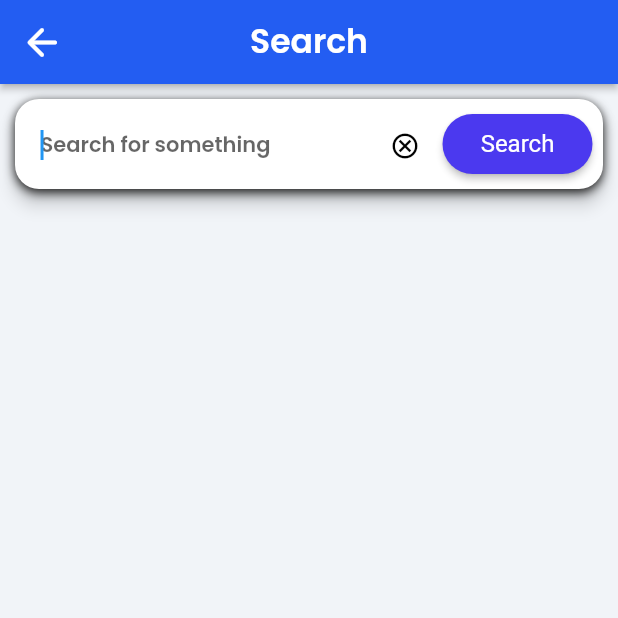
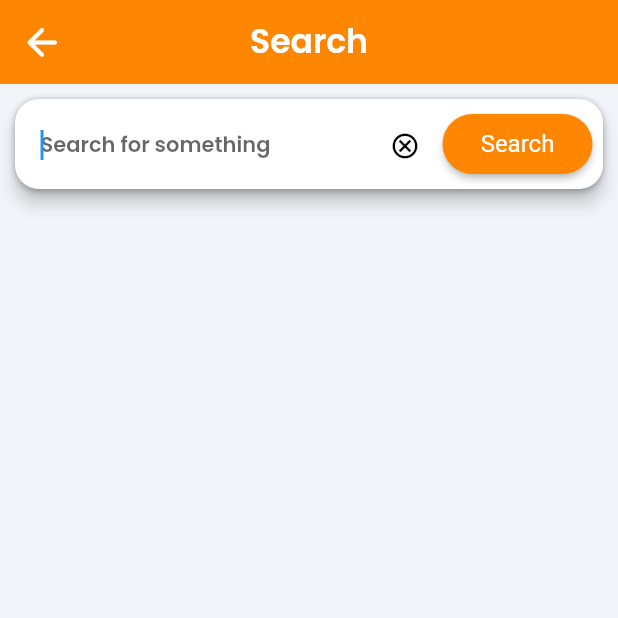
Before and after one commit to jlpmartinss/tech_shop, a Flutter app: the NavBarPage screen opened directly, after a tap on the "search" icon, on a phone screen of 412 x 824 dp, the top half of it. Run offline on Flutter 3.47's test engine with Material 2 defaults, Android fonts, the phone set to English and light mode, and no system bars; drawn by our look-alikes of auto_size_text; our stand-ins replace built_collection, built_value, cached_network_image, cloud_firestore, easy_debounce, firebase_auth and 12 more; missing offline and left inert: json_path, text_search; accounts and stored records are empty; generated files the repository leaves out were written again; network calls fail; Roboto replaces fonts that are missing (Lexend Deca).

Commit message:
Updating to latest FlutterFlow output.

```diff
--- a/lib/components/components_widget.dart
+++ b/lib/components/components_widget.dart
@@ -22,7 +22,7 @@ class _ComponentsWidgetState extends State<ComponentsWidget> {
     return Scaffold(
       key: scaffoldKey,
       appBar: AppBar(
-        backgroundColor: Color(0xFF235DF2),
+        backgroundColor: FlutterFlowTheme.of(context).primaryColor,
         automaticallyImplyLeading: false,
         leading: FlutterFlowIconButton(
           borderColor: Colors.transparent,
@@ -48,7 +48,7 @@ class _ComponentsWidgetState extends State<ComponentsWidget> {
         ),
         actions: [],
         centerTitle: true,
-        elevation: 2,
+        elevation: 0,
       ),
       backgroundColor: Color(0xFFF1F4F8),
       body: SingleChildScrollView(
@@ -218,7 +218,7 @@ class _ComponentsWidgetState extends State<ComponentsWidget> {
                                             .bodyText1
                                             .override(
                                               fontFamily: 'Lexend Deca',
-                                              color: Color(0xFF00B346),
+                                              color: Color(0xFF19A808),
                                               fontSize: 14,
                                               fontWeight: FontWeight.normal,
                                             ),
--- a/lib/computers/computers_widget.dart
+++ b/lib/computers/computers_widget.dart
@@ -28,7 +28,7 @@ class _ComputersWidgetState extends State<ComputersWidget> {
     return Scaffold(
       key: scaffoldKey,
       appBar: AppBar(
-        backgroundColor: Color(0xFF235DF2),
+        backgroundColor: FlutterFlowTheme.of(context).primaryColor,
         automaticallyImplyLeading: false,
         leading: FlutterFlowIconButton(
           borderColor: Colors.transparent,
@@ -54,7 +54,7 @@ class _ComputersWidgetState extends State<ComputersWidget> {
         ),
         actions: [],
         centerTitle: true,
-        elevation: 2,
+        elevation: 0,
       ),
       backgroundColor: Color(0xFFF1F4F8),
       body: SingleChildScrollView(
@@ -224,7 +224,7 @@ class _ComputersWidgetState extends State<ComputersWidget> {
                                             .bodyText1
                                             .override(
                                               fontFamily: 'Lexend Deca',
-                                              color: Color(0xFF00B346),
+                                              color: Color(0xFF19A808),
                                               fontSize: 14,
                                               fontWeight: FontWeight.normal,
                                             ),
--- a/lib/favourites/favourites_widget.dart
+++ b/lib/favourites/favourites_widget.dart
@@ -27,7 +27,7 @@ class _FavouritesWidgetState extends State<FavouritesWidget> {
     return Scaffold(
       key: scaffoldKey,
       appBar: AppBar(
-        backgroundColor: Color(0xFF235DF2),
+        backgroundColor: FlutterFlowTheme.of(context).primaryColor,
         automaticallyImplyLeading: false,
         leading: FlutterFlowIconButton(
           borderColor: Colors.transparent,
@@ -61,7 +61,7 @@ class _FavouritesWidgetState extends State<FavouritesWidget> {
         ),
         actions: [],
         centerTitle: true,
-        elevation: 2,
+        elevation: 0,
       ),
       backgroundColor: Colors.white,
       body: GestureDetector(
--- a/lib/home_page/home_page_widget.dart
+++ b/lib/home_page/home_page_widget.dart
@@ -25,7 +25,7 @@ class _HomePageWidgetState extends State<HomePageWidget> {
     return Scaffold(
       key: scaffoldKey,
       appBar: AppBar(
-        backgroundColor: Color(0xFF235DF2),
+        backgroundColor: FlutterFlowTheme.of(context).primaryColor,
         automaticallyImplyLeading: false,
         title: Text(
           'TechShop',
@@ -57,7 +57,7 @@ class _HomePageWidgetState extends State<HomePageWidget> {
           ),
         ],
         centerTitle: true,
-        elevation: 2,
+        elevation: 0,
       ),
       backgroundColor: Colors.white,
       body: SafeArea(
--- a/lib/laptops/laptops_widget.dart
+++ b/lib/laptops/laptops_widget.dart
@@ -28,7 +28,7 @@ class _LaptopsWidgetState extends State<LaptopsWidget> {
     return Scaffold(
       key: scaffoldKey,
       appBar: AppBar(
-        backgroundColor: Color(0xFF235DF2),
+        backgroundColor: FlutterFlowTheme.of(context).primaryColor,
         automaticallyImplyLeading: false,
         leading: FlutterFlowIconButton(
           borderColor: Colors.transparent,
@@ -54,7 +54,7 @@ class _LaptopsWidgetState extends State<LaptopsWidget> {
         ),
         actions: [],
         centerTitle: true,
-        elevation: 2,
+        elevation: 0,
       ),
       backgroundColor: Color(0xFFF1F4F8),
       body: SingleChildScrollView(
@@ -195,7 +195,7 @@ class _LaptopsWidgetState extends State<LaptopsWidget> {
                                             .bodyText1
                                             .override(
                                               fontFamily: 'Lexend Deca',
-                                              color: Color(0xFF00B346),
+                                              color: Color(0xFF19A808),
                                               fontSize: 14,
                                               fontWeight: FontWeight.normal,
                                             ),
--- a/lib/main.dart
+++ b/lib/main.dart
@@ -126,9 +126,9 @@ class _NavBarPageState extends State<NavBarPage> {
       bottomNavigationBar: BottomNavigationBar(
         currentIndex: currentIndex,
         onTap: (i) => setState(() => _currentPage = tabs.keys.toList()[i]),
-        backgroundColor: Color(0x7FFFFFFF),
-        selectedItemColor: Color(0xFF235DF2),
-        unselectedItemColor: Color(0xD9000000),
+        backgroundColor: Colors.white,
+        selectedItemColor: FlutterFlowTheme.of(context).primaryColor,
+        unselectedItemColor: Color(0xFF191919),
         showSelectedLabels: true,
         showUnselectedLabels: true,
         type: BottomNavigationBarType.fixed,
--- a/lib/search_page/search_page_widget.dart
+++ b/lib/search_page/search_page_widget.dart
@@ -37,7 +37,7 @@ class _SearchPageWidgetState extends State<SearchPageWidget> {
     return Scaffold(
       key: scaffoldKey,
       appBar: AppBar(
-        backgroundColor: Color(0xFF235DF2),
+        backgroundColor: FlutterFlowTheme.of(context).primaryColor,
         automaticallyImplyLeading: false,
         leading: FlutterFlowIconButton(
           borderColor: Colors.transparent,
@@ -63,7 +63,7 @@ class _SearchPageWidgetState extends State<SearchPageWidget> {
         ),
         actions: [],
         centerTitle: true,
-        elevation: 2,
+        elevation: 0,
       ),
       backgroundColor: FlutterFlowTheme.of(context).primaryBackground,
       body: SafeArea(
@@ -87,9 +87,9 @@ class _SearchPageWidgetState extends State<SearchPageWidget> {
                       color: Colors.white,
                       boxShadow: [
                         BoxShadow(
-                          blurRadius: 5,
-                          color: Color(0xFF191919),
-                          offset: Offset(0, 2),
+                          blurRadius: 3,
+                          color: Color(0x411D2429),
+                          offset: Offset(0, 1),
                         )
                       ],
                       borderRadius: BorderRadius.circular(16),
@@ -211,7 +211,8 @@ class _SearchPageWidgetState extends State<SearchPageWidget> {
                                         options: FFButtonOptions(
                                           width: 100,
                                           height: 40,
-                                          color: Color(0xFF4B39EF),
+                                          color: FlutterFlowTheme.of(context)
+                                              .primaryColor,
                                           textStyle:
                                               FlutterFlowTheme.of(context)
                                                   .subtitle2
@@ -338,7 +339,7 @@ class _SearchPageWidgetState extends State<SearchPageWidget> {
                                                       .override(
                                                         fontFamily: 'Outfit',
                                                         color:
-                                                            Color(0xFF19FF00),
+                                                            Color(0xFF19A808),
                                                         fontSize: 14,
                                                         fontWeight:
                                                             FontWeight.normal,
--- a/lib/sucessful_purchase/sucessful_purchase_widget.dart
+++ b/lib/sucessful_purchase/sucessful_purchase_widget.dart
@@ -45,7 +45,7 @@ class _SucessfulPurchaseWidgetState extends State<SucessfulPurchaseWidget> {
               padding: EdgeInsetsDirectional.fromSTEB(0, 24, 0, 0),
               child: Card(
                 clipBehavior: Clip.antiAliasWithSaveLayer,
-                color: Color(0xFF235DF2),
+                color: FlutterFlowTheme.of(context).primaryColor,
                 elevation: 5,
                 shape: RoundedRectangleBorder(
                   borderRadius: BorderRadius.circular(70),
@@ -66,7 +66,7 @@ class _SucessfulPurchaseWidgetState extends State<SucessfulPurchaseWidget> {
                 'Payment Confirmed!',
                 style: FlutterFlowTheme.of(context).title1.override(
                       fontFamily: 'Lexend Deca',
-                      color: Color(0xFF235DF2),
+                      color: FlutterFlowTheme.of(context).primaryColor,
                       fontSize: 24,
                       fontWeight: FontWeight.bold,
                     ),
```
Also changed, not shown: lib/cart/cart_widget.dart (+9 -10 lines), lib/peripherals/peripherals_widget.dart (+4 -25 lines), lib/profile/profile_widget.dart (+4 -4 lines), lib/specific_component/specific_component_widget.dart (+4 -4 lines), lib/specific_desktop/specific_desktop_widget.dart (+5 -9 lines), lib/specific_laptop/specific_laptop_widget.dart (+4 -4 lines), lib/specific_peripheral/specific_peripheral_widget.dart (+4 -3 lines).
